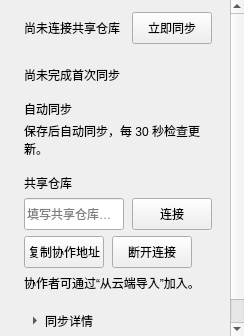
Before: the Qt Designer form windows/mainwindow_child/homepage/pages/homepage_page_collaboration.ui in Zao-chen/ZcVersionBox, drawn with Qt 5.
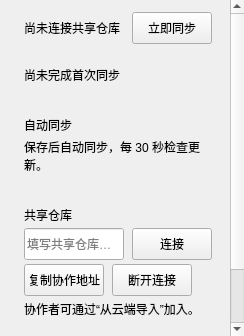
After: the same form once the commit is applied.

Commit message: style(ui): 对齐概览与协作页的设置行间距

```diff
--- a/windows/mainwindow_child/homepage/pages/homepage_page_collaboration.ui
+++ b/windows/mainwindow_child/homepage/pages/homepage_page_collaboration.ui
@@ -11,7 +11,7 @@
     <widget class="QWidget" name="content">
      <property name="maximumSize"><size><width>808</width><height>16777215</height></size></property>
      <layout class="QVBoxLayout" name="contentLayout">
-      <property name="leftMargin"><number>24</number></property><property name="topMargin"><number>12</number></property><property name="rightMargin"><number>24</number></property><property name="bottomMargin"><number>8</number></property><property name="spacing"><number>16</number></property>
+      <property name="leftMargin"><number>24</number></property><property name="topMargin"><number>12</number></property><property name="rightMargin"><number>24</number></property><property name="bottomMargin"><number>8</number></property><property name="spacing"><number>32</number></property>
       <item><layout class="QVBoxLayout" name="statusLayout"><property name="spacing"><number>4</number></property>
        <item><layout class="QHBoxLayout" name="statusRow"><property name="spacing"><number>12</number></property>
         <item><layout class="QHBoxLayout" name="statusTextRow"><property name="spacing"><number>8</number></property><item><widget class="QLabel" name="stateLabel"><property name="text"><string>尚未连接共享仓库</string></property></widget></item><item><spacer name="stateSpace"><property name="orientation"><enum>Qt::Horizontal</enum></property><property name="sizeHint" stdset="0"><size><width>0</width><height>0</height></size></property></spacer></item></layout></item>
@@ -24,7 +24,7 @@
        <item><layout class="QHBoxLayout" name="automaticRow"><item><widget class="QLabel" name="automaticTitle"><property name="text"><string>自动同步</string></property></widget></item><item><spacer name="automaticSpace"><property name="orientation"><enum>Qt::Horizontal</enum></property><property name="sizeHint" stdset="0"><size><width>0</width><height>0</height></size></property></spacer></item></layout></item>
        <item><widget class="QLabel" name="automaticHint"><property name="wordWrap"><bool>true</bool></property><property name="text"><string>保存后自动同步，每 30 秒检查更新。</string></property><property name="toolTip"><string>保存后等待 3 秒，合并连续修改。新增、修改和删除都会同步；内容冲突时由你选择。</string></property></widget></item>
       </layout></item>
-      <item><layout class="QVBoxLayout" name="remoteLayout"><property name="spacing"><number>6</number></property>
+      <item><layout class="QVBoxLayout" name="remoteLayout"><property name="spacing"><number>4</number></property>
        <item><widget class="QLabel" name="remoteTitle"><property name="text"><string>共享仓库</string></property></widget></item>
        <item><layout class="QHBoxLayout" name="addressRow"><property name="spacing"><number>8</number></property>
         <item><widget class="QLineEdit" name="remoteUrl"><property name="placeholderText"><string>填写共享仓库地址</string></property><property name="toolTip"><string>例如 https://github.com/team/project.git</string></property><property name="accessibleName"><string>共享仓库地址</string></property><property name="minimumSize"><size><width>0</width><height>32</height></size></property></widget></item>
```
The commit also changes 2 other files.
